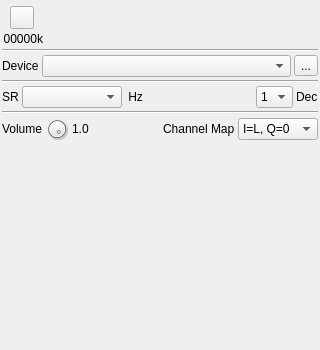
Before: the Qt Designer form plugins/samplesource/audioinput/audioinputgui.ui in f4exb/sdrangel, drawn with Qt 5.
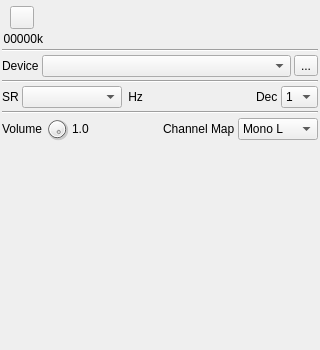
After: the same form once the commit is applied. Icons and pictures are not drawn. Custom widgets are drawn as their Qt base class.

Commit message: Audio Input: quarter sample rate heterodyne for mono signals

What changed in the file:
```diff
--- a/plugins/samplesource/audioinput/audioinputgui.ui
+++ b/plugins/samplesource/audioinput/audioinputgui.ui
@@ -210,6 +210,13 @@
        </property>
       </spacer>
      </item>
+     <item>
+      <widget class="QLabel" name="decimLabel">
+       <property name="text">
+        <string>Dec</string>
+       </property>
+      </widget>
+     </item>
      <item>
       <widget class="QComboBox" name="decim">
        <property name="maximumSize">
@@ -243,13 +250,6 @@
        </item>
       </widget>
      </item>
-     <item>
-      <widget class="QLabel" name="decimLabel">
-       <property name="text">
-        <string>Dec</string>
-       </property>
-      </widget>
-     </item>
     </layout>
    </item>
    <item>
@@ -336,7 +336,7 @@
        </property>
        <item>
         <property name="text">
-         <string>I=L, Q=0</string>
+         <string>Mono L</string>
         </property>
        </item>
        <item>
```
Left out of the diff: 2 changed lines with no effect on the pictures. The commit also changes 6 other files.
